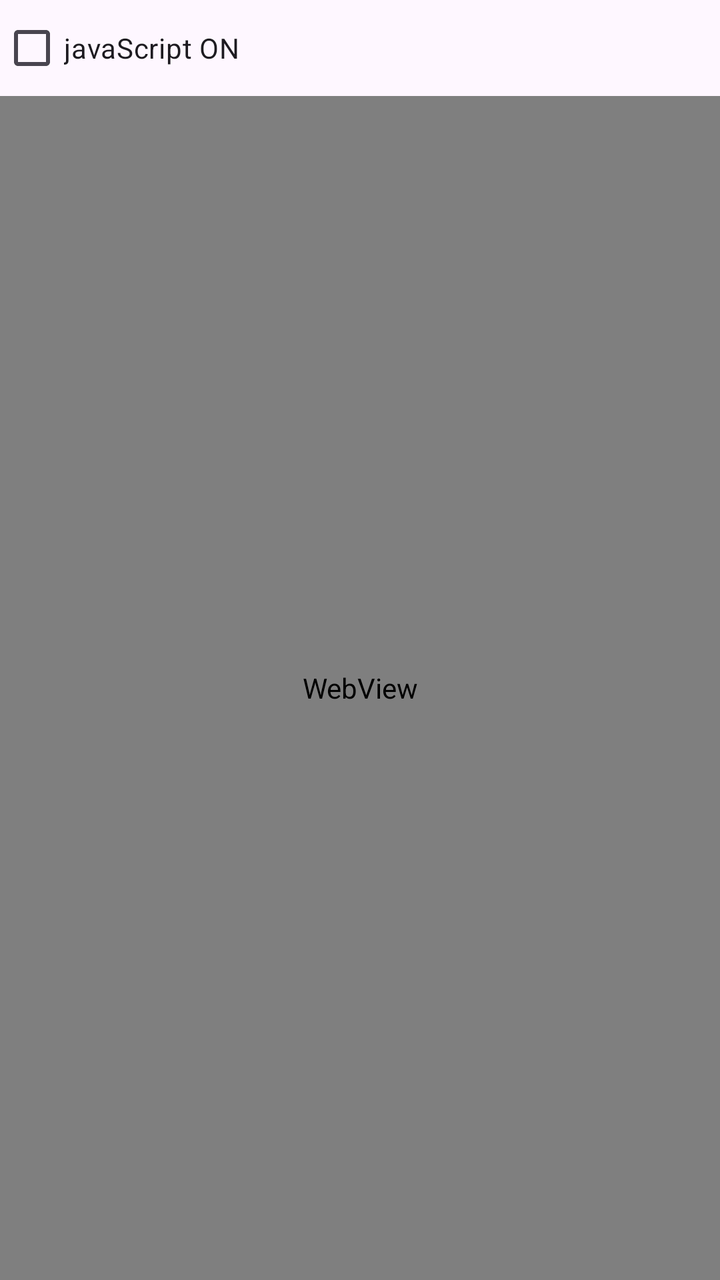
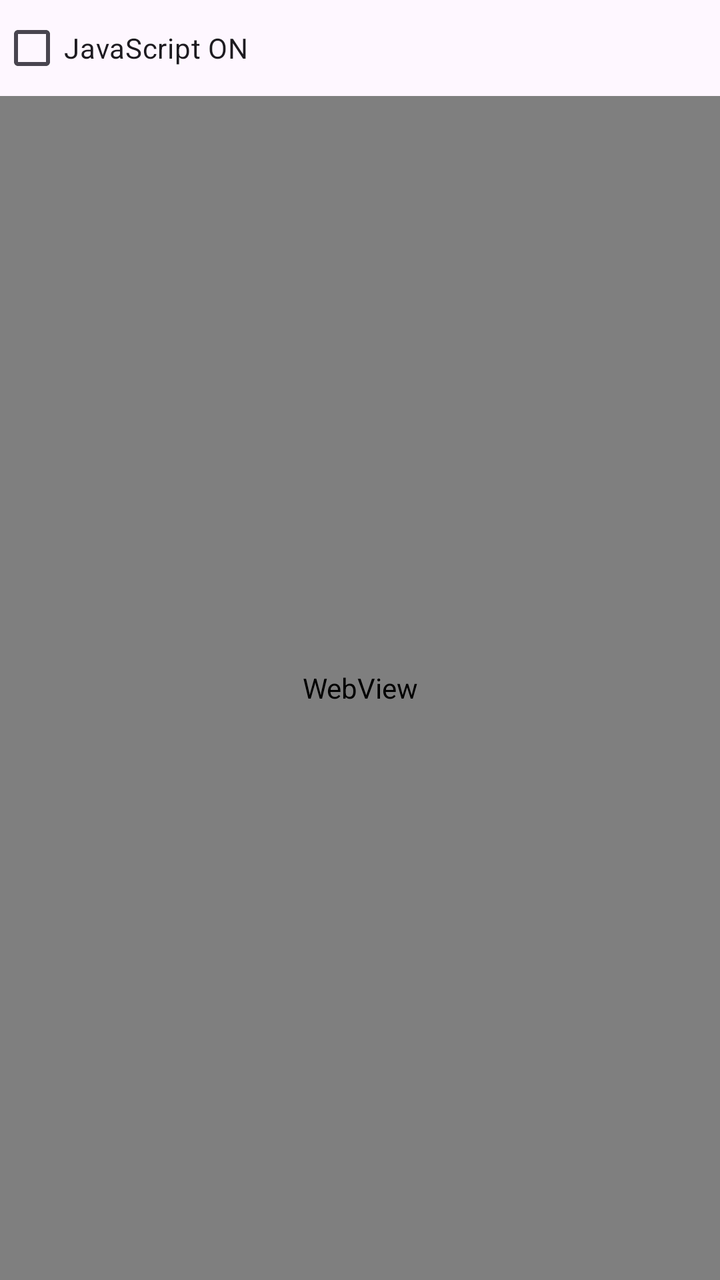

Before-and-after screenshots of an Android layout around one commit, followed by the original layout XML and the change that was made.
<!-- AndroidManifest.xml: application theme Theme.A04WebViewApp -->
<!-- res/layout/activity_main.xml -->
<?xml version="1.0" encoding="utf-8"?>
<LinearLayout xmlns:android="http://schemas.android.com/apk/res/android"
    xmlns:tools="http://schemas.android.com/tools"
    android:id="@+id/main"
    android:layout_width="match_parent"
    android:layout_height="match_parent"
    android:orientation="vertical"
    tools:context=".MainActivity">

    <CheckBox
        android:id="@+id/checkBox"
        android:layout_width="wrap_content"
        android:layout_height="wrap_content"
        android:text="javaScript ON" />

    <WebView
        android:id="@+id/webView"
        android:layout_width="match_parent"
        android:layout_height="match_parent" />
</LinearLayout>
<!-- resources referenced by this layout -->
<resources>
  <style name="Theme.A04WebViewApp" parent="Base.Theme.A04WebViewApp" />
  <style name="Base.Theme.A04WebViewApp" parent="Theme.Material3.DayNight">
          
          
      </style>
</resources>

<!-- the commit's change to res/layout/activity_main.xml (unified diff, before → after) -->
@@ -11,7 +11,7 @@
         android:id="@+id/checkBox"
         android:layout_width="wrap_content"
         android:layout_height="wrap_content"
-        android:text="javaScript ON" />
+        android:text="JavaScript ON" />
 
     <WebView
         android:id="@+id/webView"
